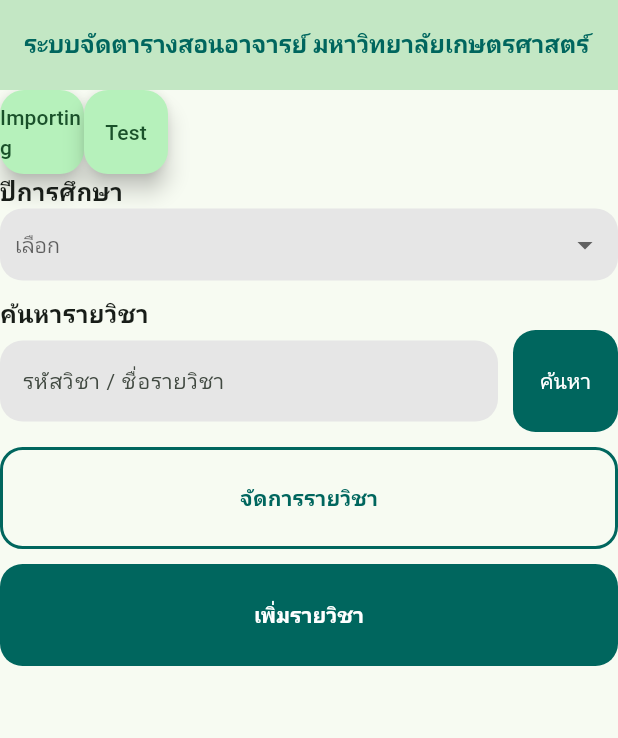
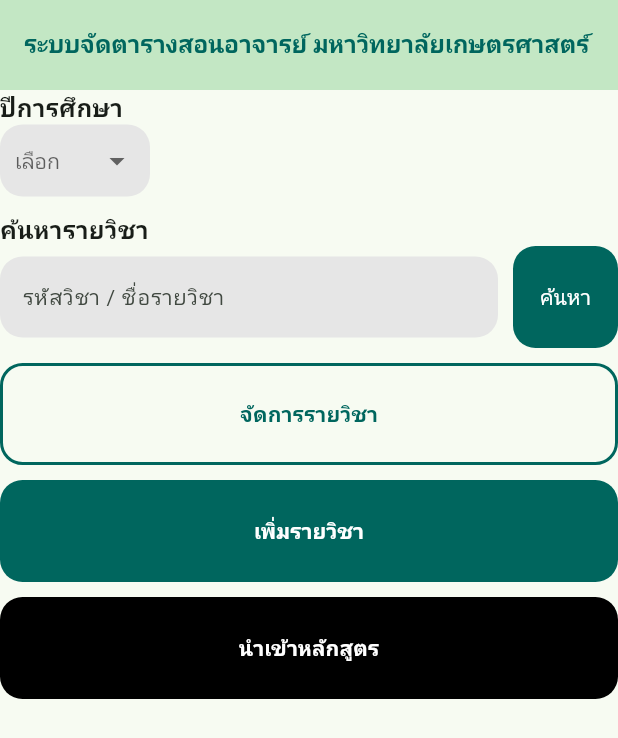
Before and after one commit to itnisa-a/flutter_wowcha, a Flutter app: the screen it shows after launch, on a phone screen of 412 x 824 dp. Shown: the top 738 px of the screen. Run offline on Flutter 3.47's test engine with Material 2 defaults, Android fonts, the phone set to English and light mode, and no system bars; our stand-ins replace cloud_firestore, firebase_core, sidebarx, unicons; accounts and stored records are empty.

Commit message:
Dasbord Responsive

```diff
--- a/project/lib/Modules/ManagerPage/Dashbord/Dashbord_Small.dart
+++ b/project/lib/Modules/ManagerPage/Dashbord/Dashbord_Small.dart
@@ -30,7 +30,8 @@ class _DashbordSmallState extends State<DashbordSmall> {
     final orientation = MediaQuery.of(context).orientation;
     return Container(
         child: orientation == Orientation.portrait //short if/else
-            ? Column( //is if
+            ? Column(
+                //is if
                 mainAxisAlignment: MainAxisAlignment.start,
                 children: [
                   Column(
@@ -43,25 +44,46 @@ class _DashbordSmallState extends State<DashbordSmall> {
                       const SizedBox(height: 10),
                       _ButtonSubject(),
                       const SizedBox(height: 10),
-                      _ButtonAdd()
+                      _ButtonAdd(),
+                      const SizedBox(height: 10),
+                      _importSnbject()
                     ],
                   )
                 ],
               )
-            : Row( //is else
+            : Row(
+                crossAxisAlignment: CrossAxisAlignment.start,
                 children: [
                   Column(
                     crossAxisAlignment: CrossAxisAlignment.start,
                     children: [
                       _title(),
+                      const SizedBox(height: 2),
                       _selectYear(),
-                      const SizedBox(height: 10),
-                      _SearchSubject(), //ควย
-                      const SizedBox(height: 10),
-                      _ButtonSubject(),
-                      const SizedBox(height: 10),
-                      _ButtonAdd()
                     ],
+                  ),
+                  const SizedBox(width: 15),
+                  Expanded(
+                    child: Column(
+                      crossAxisAlignment: CrossAxisAlignment.start,
+                      children: [
+                        _SearchSubject(),
+                        Row(
+                          children: [
+                            const Expanded(
+                                flex: 3,
+                                child: SizedBox(
+                                  height: 70,
+                                )),
+                            Expanded(child: _ButtonSubject()),
+                            const SizedBox(width: 10),
+                            Expanded(child: _ButtonAdd()),
+                            const SizedBox(width: 10),
+                            Expanded(child: _importSnbject())
+                          ],
+                        )
+                      ],
+                    ),
                   )
                 ],
               ));
@@ -69,7 +91,7 @@ class _DashbordSmallState extends State<DashbordSmall> {
 
   Container _title() {
     return Container(
-      alignment: Alignment.bottomLeft,
+      alignment: Alignment.topLeft,
       child: const Text(
         "ปีการศึกษา",
         style: TextStyle(
@@ -82,7 +104,7 @@ class _DashbordSmallState extends State<DashbordSmall> {
 
   Container _selectYear() {
     return Container(
-      width: double.infinity,
+      width: 100,
       padding: const EdgeInsets.symmetric(horizontal: 10),
       decoration: BoxDecoration(
         color: const Color.fromRGBO(230, 230, 230, 1),
@@ -129,7 +151,7 @@ class _DashbordSmallState extends State<DashbordSmall> {
       crossAxisAlignment: CrossAxisAlignment.start,
       children: [
         Container(
-          alignment: Alignment.bottomLeft,
+          alignment: Alignment.topLeft,
           child: const Text(
             "ค้นหารายวิชา",
             style: TextStyle(
@@ -161,6 +183,8 @@ class _DashbordSmallState extends State<DashbordSmall> {
             const SizedBox(
               width: 10,
             ),
+            Row(
+              children: [
                 Container(
                   width: 70,
                   padding: const EdgeInsets.symmetric(vertical: 10),
@@ -174,6 +198,8 @@ class _DashbordSmallState extends State<DashbordSmall> {
                       style: TextStyle(color: Colors.white, fontSize: 14),
                     ),
                   ),
+                ),
+              ],
             )
           ],
         ),
@@ -226,6 +252,26 @@ class _DashbordSmallState extends State<DashbordSmall> {
     );
   }
 
+  Container _importSnbject() {
+    return Container(
+      width: MediaQuery.of(context).size.height,
+      padding: const EdgeInsets.symmetric(vertical: 10, horizontal: 10),
+      decoration: BoxDecoration(
+          borderRadius: BorderRadius.circular(15),
+          color: Color.fromARGB(255, 0, 0, 0)),
+      child: TextButton(
+        onPressed: () {
+          openDialog();
+        },
+        child: const Text(
+          'นำเข้าหลักสูตร',
+          style: TextStyle(
+              color: Colors.white, fontWeight: FontWeight.bold, fontSize: 14),
+        ),
+      ),
+    );
+  }
+
   Future openDialog() => showDialog(
       context: context,
       builder: (context) => const Dialog(child: PopupManagerView()));
--- a/project/lib/Modules/ManagerPage/ManagerPageRoute.dart
+++ b/project/lib/Modules/ManagerPage/ManagerPageRoute.dart
@@ -32,27 +32,7 @@ class _MyWidgetState extends State<ManagerPageRoute> {
       appBar: TabAppBar(),
       body: Column(
         children: [
-          Row(
-            children: [
-              FloatingActionButton(
-                onPressed: (() {
-                  setState(() {
-                    path = "Import";
-                  });
-                }),
-                child: const Text("Importing"),
-              ),
-              FloatingActionButton(
-                onPressed: (() {
-                  setState(() {
-                    path = "Test";
-                    print(Path);
-                  });
-                }),
-                child: const Text("Test"),
-              ),
-            ],
-          ),
+          Row(),
           function(),
         ],
       ),
```
Lines whose indentation alone changed are shown as unchanged.
